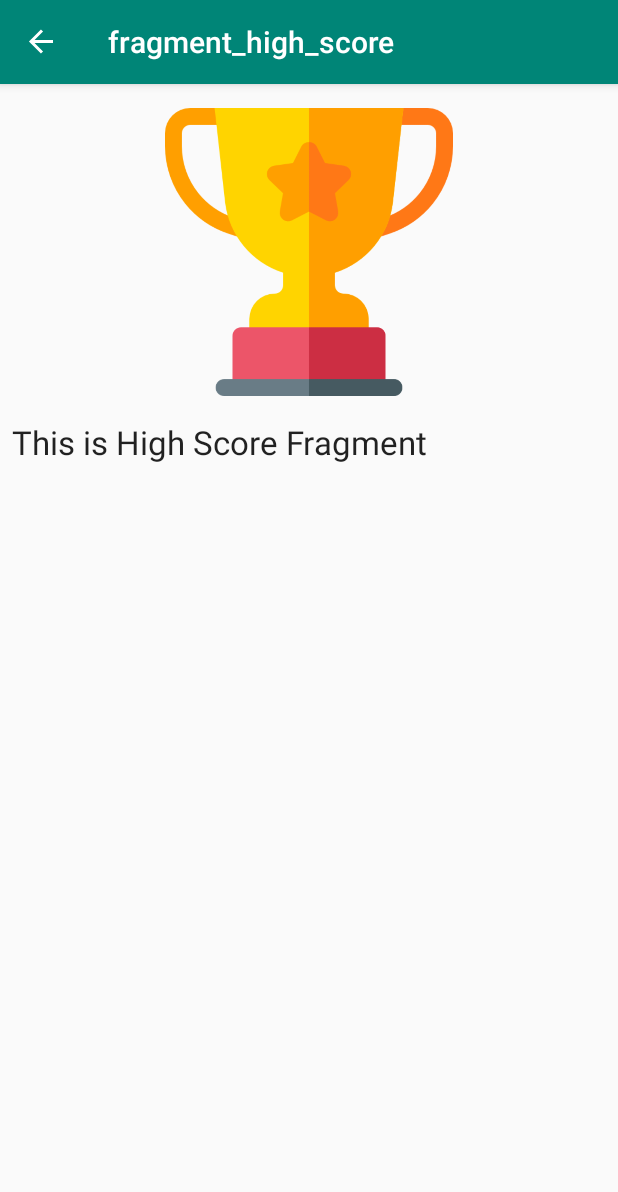
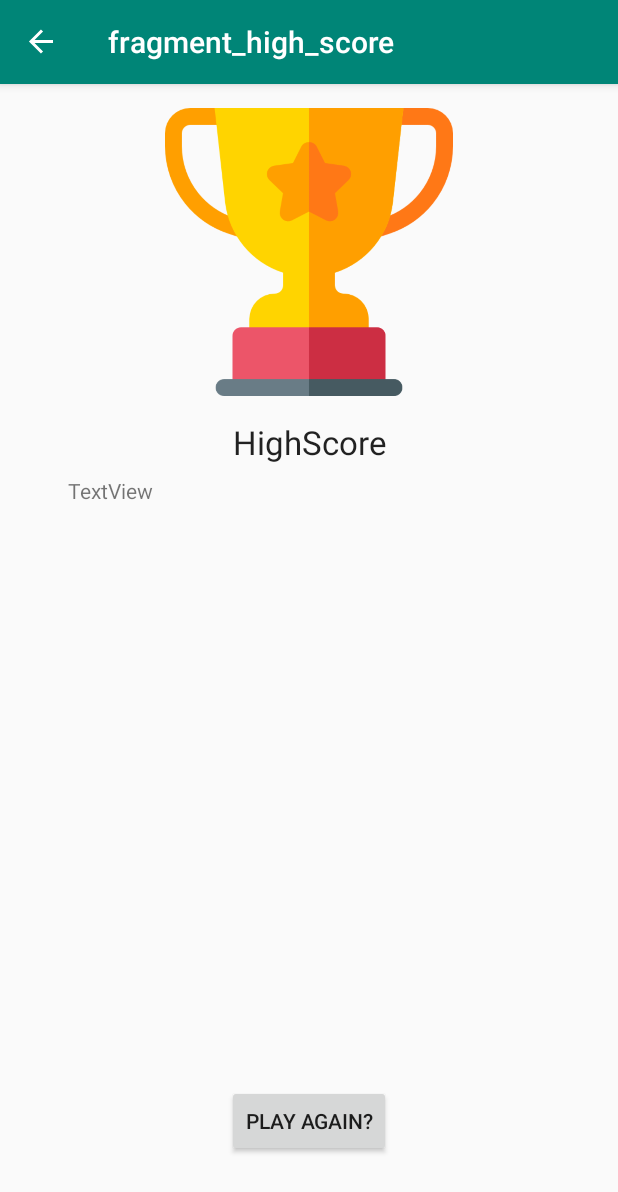
Before and after one commit to Taetanapat/WordQuizProject, an Android app: the HighScoreFragment screen opened through its navigation route, on a phone screen of 412 x 824 dp. Shown: the top 1192 px of the screen. Run offline under Robolectric (Android 15) with nearby library versions, the phone set to English and light mode, and no system bars; our stand-ins replace data binding, navigation-ui.

```diff
--- a/app/src/main/java/com/example/android/navigation/GameWonFragment.kt
+++ b/app/src/main/java/com/example/android/navigation/GameWonFragment.kt
@@ -65,7 +65,7 @@ class GameWonFragment : Fragment() {
         val args = GameWonFragmentArgs.fromBundle(arguments!!)
         val shareIntent = Intent(Intent.ACTION_SEND)
         shareIntent.setType("text/plain")
-                .putExtra(Intent.EXTRA_TEXT, getString(R.string.share_success_text, args.numCorrect, args.numQuestions))
+                .putExtra(Intent.EXTRA_TEXT, getString(R.string.share_success_text, args.numQuestions, args.numCorrect))
         return shareIntent
     }
 
--- a/app/src/main/res/layout/fragment_game_over.xml
+++ b/app/src/main/res/layout/fragment_game_over.xml
@@ -61,7 +61,7 @@
             android:layout_marginBottom="8dp"
             android:paddingStart="@dimen/button_padding"
             android:paddingEnd="@dimen/button_padding"
-            android:text="@string/try_again"
+            android:text="@string/play_again"
             android:textColor="?colorAccent"
             android:textSize="@dimen/button_text_size"
             android:textStyle="bold"
--- a/app/src/main/res/layout/fragment_high_score.xml
+++ b/app/src/main/res/layout/fragment_high_score.xml
@@ -45,11 +45,38 @@
             android:layout_marginStart="@dimen/horizontal_margin"
             android:layout_marginTop="@dimen/vertical_margin"
             android:layout_marginEnd="@dimen/horizontal_margin"
-            android:text="@string/rules_text"
+            android:text="@string/HighScore"
+            android:textAlignment="center"
             android:textAppearance="@style/TextAppearance.AppCompat.Large"
             app:layout_constraintEnd_toEndOf="parent"
             app:layout_constraintStart_toStartOf="parent"
             app:layout_constraintTop_toBottomOf="@+id/rulesImage" />
 
+        <ScrollView
+            android:id="@+id/scrollView2"
+            android:layout_width="322dp"
+            android:layout_height="353dp"
+            android:layout_marginTop="8dp"
+            app:layout_constraintEnd_toEndOf="parent"
+            app:layout_constraintStart_toStartOf="parent"
+            app:layout_constraintTop_toBottomOf="@+id/rulesText">
+
+            <TextView
+                android:id="@+id/textView2"
+                android:layout_width="match_parent"
+                android:layout_height="wrap_content"
+                android:text="TextView" />
+        </ScrollView>
+
+        <Button
+            android:id="@+id/playAgainButton"
+            android:layout_width="wrap_content"
+            android:layout_height="wrap_content"
+            android:text="@string/play_again"
+            app:layout_constraintBottom_toBottomOf="parent"
+            app:layout_constraintEnd_toEndOf="parent"
+            app:layout_constraintStart_toStartOf="parent"
+            app:layout_constraintTop_toBottomOf="@+id/scrollView2" />
+
     </androidx.constraintlayout.widget.ConstraintLayout>
 </ScrollView>
--- a/app/src/main/res/layout/nav_header.xml
+++ b/app/src/main/res/layout/nav_header.xml
@@ -19,7 +19,7 @@
     android:id="@+id/navHeader"
     android:layout_width="match_parent"
     android:layout_height="192dp"
-    android:background="?attr/colorPrimaryDark"
+    android:background="?attr/colorAccent"
     android:padding="16dp"
     android:theme="@style/ThemeOverlay.AppCompat.Dark">
 
--- a/app/src/main/res/menu/navdrawer_menu.xml
+++ b/app/src/main/res/menu/navdrawer_menu.xml
@@ -3,7 +3,7 @@
     xmlns:android="http://schemas.android.com/apk/res/android">
 
     <item
-        android:id="@+id/rulesFragment"
+        android:id="@+id/highScoreFragment"
         android:icon="@drawable/high_score_icon"
         android:title="@string/HighScore" />
     <item
--- a/build.gradle
+++ b/build.gradle
@@ -23,6 +23,12 @@ buildscript {
         supportlibVersion = '1.0.0-rc03'
         dataBindingCompilerVersion = gradleVersion // Always need to be the same.
         navigationVersion = '1.0.0-rc02'
+        roomVersion = '2.2.0'
+        archLifecycleVersion = '2.2.0-beta01'
+        androidxArchVersion = '2.1.0'
+        coreTestingVersion = "2.1.0"
+        coroutines = '1.2.0'
+        materialVersion = "1.0.0"
     }
     repositories {
         google()
```
Also changed, not shown: app/build.gradle (+13 -1 lines), app/src/main/java/com/example/android/navigation/database/Player.kt (added, +19 -0 lines), app/src/main/java/com/example/android/navigation/database/PlayerDAO.kt (added, +29 -0 lines), app/src/main/java/com/example/android/navigation/database/PlayerDatabase.kt (added, +33 -0 lines), app/src/main/res/values/strings.xml (+9 -9 lines), 2 other files.
